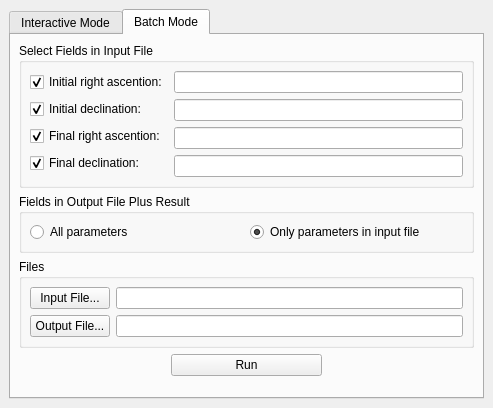
Old version of the form kstars/tools/modcalcangdist.ui in the repository KDE/kstars.
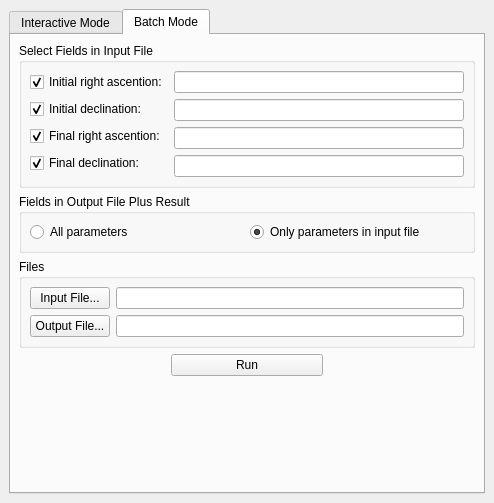
New version of the form. The open tabs and pages were chosen to show the change. Custom widgets are drawn as their Qt base class.

Patch:
```diff
--- a/kstars/tools/modcalcangdist.ui
+++ b/kstars/tools/modcalcangdist.ui
@@ -5,8 +5,8 @@
    <rect>
     <x>0</x>
     <y>0</y>
-    <width>493</width>
-    <height>408</height>
+    <width>494</width>
+    <height>503</height>
    </rect>
   </property>
   <property name="windowTitle" >
@@ -317,6 +317,14 @@
       </layout>
      </widget>
      <widget class="QWidget" name="batch" >
+      <property name="geometry" >
+       <rect>
+        <x>0</x>
+        <y>0</y>
+        <width>840</width>
+        <height>420</height>
+       </rect>
+      </property>
       <attribute name="title" >
        <string>Batch Mode</string>
       </attribute>
@@ -514,9 +522,7 @@
          <item>
           <widget class="KPushButton" name="runButtonBatch" >
            <property name="sizePolicy" >
-            <sizepolicy>
-             <hsizetype>7</hsizetype>
-             <vsizetype>5</vsizetype>
+            <sizepolicy vsizetype="Preferred" hsizetype="Expanding" >
              <horstretch>0</horstretch>
              <verstretch>0</verstretch>
             </sizepolicy>
@@ -568,21 +574,27 @@
  </widget>
  <layoutdefault spacing="6" margin="11" />
  <customwidgets>
+  <customwidget>
+   <class>KLineEdit</class>
+   <extends>QLineEdit</extends>
+   <header>klineedit.h</header>
+  </customwidget>
   <customwidget>
    <class>KPushButton</class>
    <extends>QPushButton</extends>
    <header>kpushbutton.h</header>
   </customwidget>
+  <customwidget>
+   <class>KTabWidget</class>
+   <extends>QTabWidget</extends>
+   <header>ktabwidget.h</header>
+   <container>1</container>
+  </customwidget>
   <customwidget>
    <class>dmsBox</class>
    <extends>KLineEdit</extends>
    <header>widgets/dmsbox.h</header>
   </customwidget>
-  <customwidget>
-   <class>KLineEdit</class>
-   <extends>QLineEdit</extends>
-   <header>klineedit.h</header>
-  </customwidget>
  </customwidgets>
  <tabstops>
   <tabstop>tabWidget3</tabstop>
```
Left out of the diff: 110 changed lines with no effect on the pictures.
